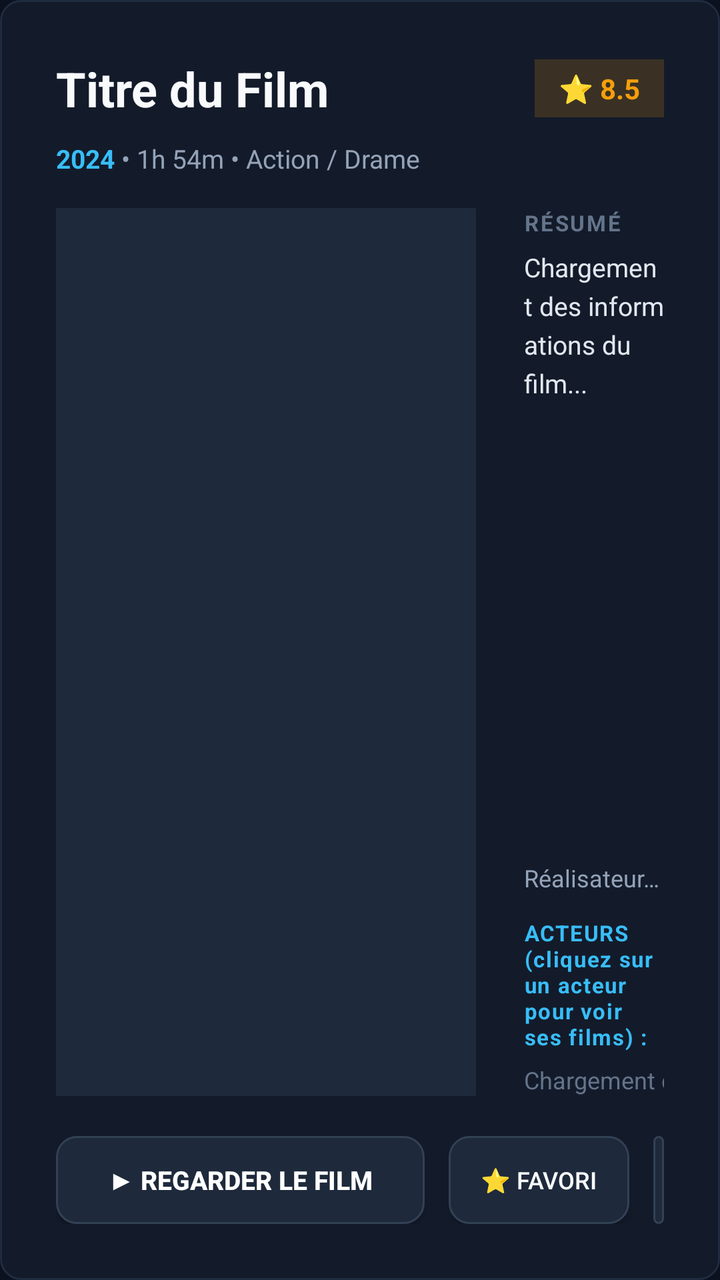
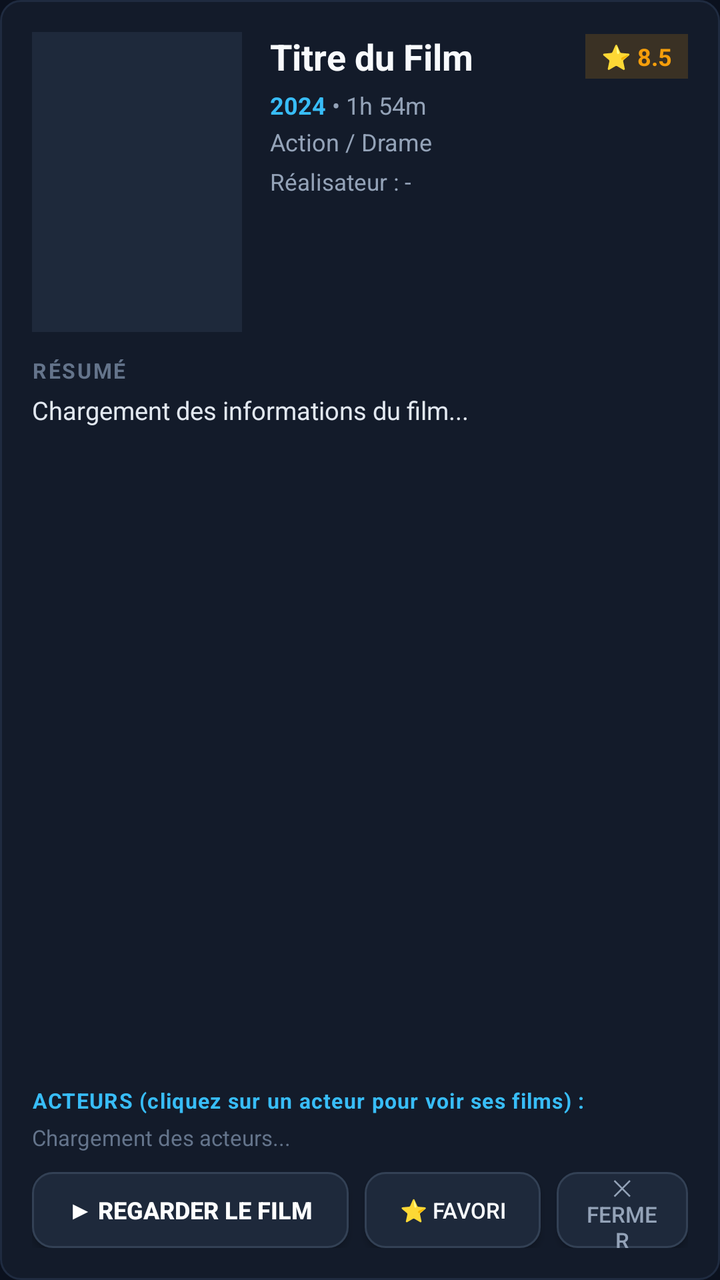

Compare the two renders of this Android layout. The source of the first and the diff that turns it into the second are given below.
<!-- AndroidManifest.xml: application theme AppTheme.NoActionBar -->
<!-- res/layout/dialog_movie_detail.xml -->
<?xml version="1.0" encoding="utf-8"?>
<LinearLayout xmlns:android="http://schemas.android.com/apk/res/android"
    android:layout_width="match_parent"
    android:layout_height="match_parent"
    android:orientation="vertical"
    android:background="@drawable/bg_card"
    android:padding="28dp">

    
    <LinearLayout
        android:layout_width="match_parent"
        android:layout_height="wrap_content"
        android:orientation="horizontal"
        android:gravity="center_vertical"
        android:paddingBottom="10dp">

        <TextView
            android:id="@+id/tv_movie_title"
            android:layout_width="0dp"
            android:layout_height="wrap_content"
            android:layout_weight="1"
            android:text="Titre du Film"
            android:textColor="#F8FAFC"
            android:textSize="24sp"
            android:textStyle="bold"
            android:maxLines="2"
            android:ellipsize="end" />

        <TextView
            android:id="@+id/tv_movie_rating"
            android:layout_width="wrap_content"
            android:layout_height="wrap_content"
            android:text="⭐ 8.5"
            android:textColor="#F59E0B"
            android:textSize="14sp"
            android:textStyle="bold"
            android:paddingStart="12dp"
            android:paddingEnd="12dp"
            android:paddingTop="5dp"
            android:paddingBottom="5dp"
            android:background="#2BF59E0B"
            android:layout_marginStart="14dp" />

    </LinearLayout>

    
    <LinearLayout
        android:layout_width="match_parent"
        android:layout_height="wrap_content"
        android:orientation="horizontal"
        android:gravity="center_vertical"
        android:paddingBottom="16dp">

        <TextView
            android:id="@+id/tv_movie_year"
            android:layout_width="wrap_content"
            android:layout_height="wrap_content"
            android:text="2024"
            android:textColor="#38BDF8"
            android:textSize="13sp"
            android:textStyle="bold" />

        <TextView
            android:id="@+id/tv_movie_duration"
            android:layout_width="wrap_content"
            android:layout_height="wrap_content"
            android:text=" • 1h 54m"
            android:textColor="#94A3B8"
            android:textSize="13sp" />

        <TextView
            android:id="@+id/tv_movie_genre"
            android:layout_width="wrap_content"
            android:layout_height="wrap_content"
            android:text=" • Action / Drame"
            android:textColor="#94A3B8"
            android:textSize="13sp" />

    </LinearLayout>

    
    <LinearLayout
        android:layout_width="match_parent"
        android:layout_height="0dp"
        android:layout_weight="1"
        android:orientation="horizontal">

        
        <ImageView
            android:id="@+id/iv_movie_poster"
            android:layout_width="210dp"
            android:layout_height="match_parent"
            android:scaleType="centerCrop"
            android:background="#1E293B"
            android:layout_marginEnd="24dp" />

        
        <LinearLayout
            android:layout_width="0dp"
            android:layout_height="match_parent"
            android:layout_weight="1"
            android:orientation="vertical">

            <TextView
                android:layout_width="wrap_content"
                android:layout_height="wrap_content"
                android:text="RÉSUMÉ"
                android:textColor="#64748B"
                android:textSize="11sp"
                android:textStyle="bold"
                android:letterSpacing="0.08" />

            <ScrollView
                android:layout_width="match_parent"
                android:layout_height="0dp"
                android:layout_weight="1"
                android:layout_marginTop="6dp"
                android:scrollbars="vertical">

                <TextView
                    android:id="@+id/tv_movie_plot"
                    android:layout_width="match_parent"
                    android:layout_height="wrap_content"
                    android:textColor="#E2E8F0"
                    android:textSize="13sp"
                    android:lineSpacingExtra="4dp"
                    android:text="Chargement des informations du film..." />

            </ScrollView>

            <TextView
                android:id="@+id/tv_movie_director"
                android:layout_width="match_parent"
                android:layout_height="wrap_content"
                android:layout_marginTop="10dp"
                android:textColor="#94A3B8"
                android:textSize="12sp"
                android:text="Réalisateur : -"
                android:maxLines="1"
                android:ellipsize="end" />

            
            <TextView
                android:layout_width="wrap_content"
                android:layout_height="wrap_content"
                android:layout_marginTop="12dp"
                android:text="ACTEURS (cliquez sur un acteur pour voir ses films) :"
                android:textColor="#38BDF8"
                android:textSize="11sp"
                android:textStyle="bold"
                android:letterSpacing="0.05" />

            
            <HorizontalScrollView
                android:id="@+id/hsv_movie_actors"
                android:layout_width="match_parent"
                android:layout_height="wrap_content"
                android:layout_marginTop="6dp"
                android:scrollbars="none">

                <LinearLayout
                    android:id="@+id/layout_actors_container"
                    android:layout_width="wrap_content"
                    android:layout_height="wrap_content"
                    android:orientation="horizontal"
                    android:gravity="center_vertical">

                    <TextView
                        android:id="@+id/tv_movie_cast"
                        android:layout_width="wrap_content"
                        android:layout_height="wrap_content"
                        android:textColor="#64748B"
                        android:textSize="12sp"
                        android:text="Chargement des acteurs..." />

                </LinearLayout>

            </HorizontalScrollView>

            
            <Button
                android:id="@+id/btn_search_actor"
                android:layout_width="wrap_content"
                android:layout_height="34dp"
                android:layout_marginTop="8dp"
                android:text="🔍 Rechercher ce film ou premier acteur"
                android:textColor="#94A3B8"
                android:textSize="11sp"
                android:background="@drawable/bg_button_selector"
                android:paddingStart="12dp"
                android:paddingEnd="12dp"
                android:visibility="gone"
                android:focusable="true" />

        </LinearLayout>

    </LinearLayout>

    
    <LinearLayout
        android:layout_width="match_parent"
        android:layout_height="wrap_content"
        android:orientation="horizontal"
        android:gravity="end|center_vertical"
        android:layout_marginTop="20dp">

        <Button
            android:id="@+id/btn_restart_movie"
            android:layout_width="wrap_content"
            android:layout_height="44dp"
            android:text="↺ Recommencer du début"
            android:textColor="#CBD5E1"
            android:textSize="12sp"
            android:background="@drawable/bg_button_selector"
            android:paddingStart="16dp"
            android:paddingEnd="16dp"
            android:layout_marginEnd="12dp"
            android:visibility="gone"
            android:focusable="true" />

        <Button
            android:id="@+id/btn_play_movie"
            android:layout_width="wrap_content"
            android:layout_height="44dp"
            android:text="▶ Regarder le Film"
            android:textColor="#FFFFFF"
            android:textSize="13sp"
            android:textStyle="bold"
            android:background="@drawable/bg_button_selector"
            android:paddingStart="26dp"
            android:paddingEnd="26dp"
            android:layout_marginEnd="12dp"
            android:focusable="true" />

        <Button
            android:id="@+id/btn_fav_movie"
            android:layout_width="wrap_content"
            android:layout_height="44dp"
            android:text="⭐ Favori"
            android:textColor="#F8FAFC"
            android:textSize="12sp"
            android:background="@drawable/bg_button_selector"
            android:paddingStart="16dp"
            android:paddingEnd="16dp"
            android:layout_marginEnd="12dp"
            android:focusable="true" />

        <Button
            android:id="@+id/btn_close_movie"
            android:layout_width="wrap_content"
            android:layout_height="44dp"
            android:text="✕ Fermer"
            android:textColor="#94A3B8"
            android:textSize="12sp"
            android:background="@drawable/bg_button_selector"
            android:paddingStart="18dp"
            android:paddingEnd="18dp"
            android:focusable="true" />

    </LinearLayout>

</LinearLayout>
<!-- resources referenced by this layout -->
<resources>
  <!-- drawable bg_button_selector (drawable) -->
  <?xml version="1.0" encoding="utf-8"?>
  <selector xmlns:android="http://schemas.android.com/apk/res/android">
      <item android:state_focused="true">
          <shape android:shape="rectangle">
              <solid android:color="#0284C7" />
              <corners android:radius="10dp" />
              <stroke android:width="3dp" android:color="#FFFFFF" />
          </shape>
      </item>
      <item android:state_pressed="true">
          <shape android:shape="rectangle">
              <solid android:color="#0369A1" />
              <corners android:radius="10dp" />
              <stroke android:width="2dp" android:color="#38BDF8" />
          </shape>
      </item>
      <item>
          <shape android:shape="rectangle">
              <solid android:color="#1E293B" />
              <corners android:radius="10dp" />
              <stroke android:width="1dp" android:color="#334155" />
          </shape>
      </item>
  </selector>
  <!-- drawable bg_card (drawable) -->
  <?xml version="1.0" encoding="utf-8"?>
  <shape xmlns:android="http://schemas.android.com/apk/res/android"
      android:shape="rectangle">
      <solid android:color="#131B2A" />
      <corners android:radius="10dp" />
      <stroke android:width="1dp" android:color="#1F2B40" />
  </shape>
  <style name="AppTheme.NoActionBar" parent="Theme.AppCompat.NoActionBar">
          <item name="windowActionBar">false</item>
          <item name="windowNoTitle">true</item>
          <item name="android:windowBackground">#0B111E</item>
          <item name="android:textColor">#F8FAFC</item>
          <item name="alertDialogTheme">@style/DarkAlertDialogTheme</item>
      </style>
  <style name="DarkAlertDialogTheme" parent="Theme.AppCompat.Dialog.Alert">
          <item name="android:background">#131B2A</item>
          <item name="android:textColorPrimary">#F8FAFC</item>
          <item name="android:textColorSecondary">#94A3B8</item>
          <item name="colorAccent">#38BDF8</item>
      </style>
</resources>

<!-- the commit's change to res/layout/dialog_movie_detail.xml (unified diff, before → after) -->
@@ -4,197 +4,196 @@
     android:layout_height="match_parent"
     android:orientation="vertical"
     android:background="@drawable/bg_card"
-    android:padding="28dp">
+    android:padding="16dp">
 
     
     <LinearLayout
         android:layout_width="match_parent"
         android:layout_height="wrap_content"
         android:orientation="horizontal"
-        android:gravity="center_vertical"
-        android:paddingBottom="10dp">
-
-        <TextView
-            android:id="@+id/tv_movie_title"
+        android:paddingBottom="8dp">
+
+        <ImageView
+            android:id="@+id/iv_movie_poster"
+            android:layout_width="105dp"
+            android:layout_height="150dp"
+            android:scaleType="centerCrop"
+            android:background="#1E293B"
+            android:layout_marginEnd="14dp" />
+
+        <LinearLayout
             android:layout_width="0dp"
             android:layout_height="wrap_content"
             android:layout_weight="1"
-            android:text="Titre du Film"
-            android:textColor="#F8FAFC"
-            android:textSize="24sp"
-            android:textStyle="bold"
-            android:maxLines="2"
-            android:ellipsize="end" />
-
-        <TextView
-            android:id="@+id/tv_movie_rating"
-            android:layout_width="wrap_content"
-            android:layout_height="wrap_content"
-            android:text="⭐ 8.5"
-            android:textColor="#F59E0B"
-            android:textSize="14sp"
-            android:textStyle="bold"
-            android:paddingStart="12dp"
-            android:paddingEnd="12dp"
-            android:paddingTop="5dp"
-            android:paddingBottom="5dp"
-            android:background="#2BF59E0B"
-            android:layout_marginStart="14dp" />
-
-    </LinearLayout>
-
-    
-    <LinearLayout
-        android:layout_width="match_parent"
-        android:layout_height="wrap_content"
-        android:orientation="horizontal"
-        android:gravity="center_vertical"
-        android:paddingBottom="16dp">
-
-        <TextView
-            android:id="@+id/tv_movie_year"
-            android:layout_width="wrap_content"
-            android:layout_height="wrap_content"
-            android:text="2024"
-            android:textColor="#38BDF8"
-            android:textSize="13sp"
-            android:textStyle="bold" />
-
-        <TextView
-            android:id="@+id/tv_movie_duration"
-            android:layout_width="wrap_content"
-            android:layout_height="wrap_content"
-            android:text=" • 1h 54m"
-            android:textColor="#94A3B8"
-            android:textSize="13sp" />
-
-        <TextView
-            android:id="@+id/tv_movie_genre"
-            android:layout_width="wrap_content"
-            android:layout_height="wrap_content"
-            android:text=" • Action / Drame"
-            android:textColor="#94A3B8"
-            android:textSize="13sp" />
-
-    </LinearLayout>
-
-    
-    <LinearLayout
-        android:layout_width="match_parent"
-        android:layout_height="0dp"
-        android:layout_weight="1"
-        android:orientation="horizontal">
-
-        
-        <ImageView
-            android:id="@+id/iv_movie_poster"
-            android:layout_width="210dp"
-            android:layout_height="match_parent"
-            android:scaleType="centerCrop"
-            android:background="#1E293B"
-            android:layout_marginEnd="24dp" />
-
-        
-        <LinearLayout
-            android:layout_width="0dp"
-            android:layout_height="match_parent"
-            android:layout_weight="1"
             android:orientation="vertical">
 
+            <LinearLayout
+                android:layout_width="match_parent"
+                android:layout_height="wrap_content"
+                android:orientation="horizontal"
+                android:gravity="center_vertical">
+
+                <TextView
+                    android:id="@+id/tv_movie_title"
+                    android:layout_width="0dp"
+                    android:layout_height="wrap_content"
+                    android:layout_weight="1"
+                    android:text="Titre du Film"
+                    android:textColor="#F8FAFC"
+                    android:textSize="18sp"
+                    android:textStyle="bold"
+                    android:maxLines="2"
+                    android:ellipsize="end" />
+
+                <TextView
+                    android:id="@+id/tv_movie_rating"
+                    android:layout_width="wrap_content"
+                    android:layout_height="wrap_content"
+                    android:text="⭐ 8.5"
+                    android:textColor="#F59E0B"
+                    android:textSize="12sp"
+                    android:textStyle="bold"
+                    android:paddingStart="8dp"
+                    android:paddingEnd="8dp"
+                    android:paddingTop="3dp"
+                    android:paddingBottom="3dp"
+                    android:background="#2BF59E0B"
+                    android:layout_marginStart="8dp" />
+
+            </LinearLayout>
+
+            <LinearLayout
+                android:layout_width="match_parent"
+                android:layout_height="wrap_content"
+                android:orientation="horizontal"
+                android:layout_marginTop="4dp">
+
+                <TextView
+                    android:id="@+id/tv_movie_year"
+                    android:layout_width="wrap_content"
+                    android:layout_height="wrap_content"
+                    android:text="2024"
+                    android:textColor="#38BDF8"
+                    android:textSize="12sp"
+                    android:textStyle="bold" />
+
+                <TextView
+                    android:id="@+id/tv_movie_duration"
+                    android:layout_width="wrap_content"
+                    android:layout_height="wrap_content"
+                    android:text=" • 1h 54m"
+                    android:textColor="#94A3B8"
+                    android:textSize="12sp" />
+
+            </LinearLayout>
+
             <TextView
-                android:layout_width="wrap_content"
-                android:layout_height="wrap_content"
-                android:text="RÉSUMÉ"
-                android:textColor="#64748B"
-                android:textSize="11sp"
-                android:textStyle="bold"
-                android:letterSpacing="0.08" />
-
-            <ScrollView
-                android:layout_width="match_parent"
-                android:layout_height="0dp"
-                android:layout_weight="1"
-                android:layout_marginTop="6dp"
-                android:scrollbars="vertical">
-
-                <TextView
-                    android:id="@+id/tv_movie_plot"
-                    android:layout_width="match_parent"
-                    android:layout_height="wrap_content"
-                    android:textColor="#E2E8F0"
-                    android:textSize="13sp"
-                    android:lineSpacingExtra="4dp"
-                    android:text="Chargement des informations du film..." />
-
-            </ScrollView>
+                android:id="@+id/tv_movie_genre"
+                android:layout_width="match_parent"
+                android:layout_height="wrap_content"
+                android:text="Action / Drame"
+                android:textColor="#94A3B8"
+                android:textSize="12sp"
+                android:layout_marginTop="2dp"
+                android:maxLines="1"
+                android:ellipsize="end" />
 
             <TextView
                 android:id="@+id/tv_movie_director"
                 android:layout_width="match_parent"
                 android:layout_height="wrap_content"
-                android:layout_marginTop="10dp"
+                android:layout_marginTop="4dp"
                 android:textColor="#94A3B8"
-                android:textSize="12sp"
+                android:textSize="11.5sp"
                 android:text="Réalisateur : -"
                 android:maxLines="1"
                 android:ellipsize="end" />
 
-            
+        </LinearLayout>
+
+    </LinearLayout>
+
+    
+    <TextView
+        android:layout_width="wrap_content"
+        android:layout_height="wrap_content"
+        android:text="RÉSUMÉ"
+        android:textColor="#64748B"
+        android:textSize="10.5sp"
+        android:textStyle="bold"
+        android:letterSpacing="0.08"
+        android:layout_marginTop="4dp" />
+
+    <ScrollView
+        android:layout_width="match_parent"
+        android:layout_height="0dp"
+        android:layout_weight="1"
+        android:layout_marginTop="4dp"
+        android:scrollbars="vertical">
+
+        <TextView
+            android:id="@+id/tv_movie_plot"
+            android:layout_width="match_parent"
+            android:layout_height="wrap_content"
+            android:textColor="#E2E8F0"
+            android:textSize="12.5sp"
+            android:lineSpacingExtra="3dp"
+            android:text="Chargement des informations du film..." />
+
+    </ScrollView>
+
+    
+    <TextView
+        android:layout_width="wrap_content"
+        android:layout_height="wrap_content"
+        android:layout_marginTop="8dp"
+        android:text="ACTEURS (cliquez sur un acteur pour voir ses films) :"
+        android:textColor="#38BDF8"
+        android:textSize="10.5sp"
+        android:textStyle="bold"
+        android:letterSpacing="0.04" />
+
+    
+    <HorizontalScrollView
+        android:id="@+id/hsv_movie_actors"
+        android:layout_width="match_parent"
+        android:layout_height="wrap_content"
+        android:layout_marginTop="4dp"
+        android:scrollbars="none">
+
+        <LinearLayout
+            android:id="@+id/layout_actors_container"
+            android:layout_width="wrap_content"
+            android:layout_height="wrap_content"
+            android:orientation="horizontal"
+            android:gravity="center_vertical">
+
             <TextView
+                android:id="@+id/tv_movie_cast"
                 android:layout_width="wrap_content"
                 android:layout_height="wrap_content"
-                android:layout_marginTop="12dp"
-                android:text="ACTEURS (cliquez sur un acteur pour voir ses films) :"
-                android:textColor="#38BDF8"
+                android:textColor="#64748B"
                 android:textSize="11sp"
-                android:textStyle="bold"
-                android:letterSpacing="0.05" />
-
-            
-            <HorizontalScrollView
-                android:id="@+id/hsv_movie_actors"
-                android:layout_width="match_parent"
-                android:layout_height="wrap_content"
-                android:layout_marginTop="6dp"
-                android:scrollbars="none">
-
-                <LinearLayout
-                    android:id="@+id/layout_actors_container"
-                    android:layout_width="wrap_content"
-                    android:layout_height="wrap_content"
-                    android:orientation="horizontal"
-                    android:gravity="center_vertical">
-
-                    <TextView
-                        android:id="@+id/tv_movie_cast"
-                        android:layout_width="wrap_content"
-                        android:layout_height="wrap_content"
-                        android:textColor="#64748B"
-                        android:textSize="12sp"
-                        android:text="Chargement des acteurs..." />
-
-                </LinearLayout>
-
-            </HorizontalScrollView>
-
-            
-            <Button
-                android:id="@+id/btn_search_actor"
-                android:layout_width="wrap_content"
-                android:layout_height="34dp"
-                android:layout_marginTop="8dp"
-                android:text="🔍 Rechercher ce film ou premier acteur"
-                android:textColor="#94A3B8"
-                android:textSize="11sp"
-                android:background="@drawable/bg_button_selector"
-                android:paddingStart="12dp"
-                android:paddingEnd="12dp"
-                android:visibility="gone"
-                android:focusable="true" />
+                android:text="Chargement des acteurs..." />
 
         </LinearLayout>
 
-    </LinearLayout>
+    </HorizontalScrollView>
+
+    
+    <Button
+        android:id="@+id/btn_search_actor"
+        android:layout_width="wrap_content"
+        android:layout_height="32dp"
+        android:layout_marginTop="4dp"
+        android:text="🔍 Rechercher ce film ou premier acteur"
+        android:textColor="#94A3B8"
+        android:textSize="10.5sp"
+        android:background="@drawable/bg_button_selector"
+        android:paddingStart="10dp"
+        android:paddingEnd="10dp"
+        android:visibility="gone"
+        android:focusable="true" />
 
     
     <LinearLayout
@@ -202,59 +201,59 @@
         android:layout_height="wrap_content"
         android:orientation="horizontal"
         android:gravity="end|center_vertical"
-        android:layout_marginTop="20dp">
+        android:layout_marginTop="10dp">
 
         <Button
             android:id="@+id/btn_restart_movie"
             android:layout_width="wrap_content"
-            android:layout_height="44dp"
-            android:text="↺ Recommencer du début"
+            android:layout_height="38dp"
+            android:text="↺ Recommencer"
             android:textColor="#CBD5E1"
-            android:textSize="12sp"
-            android:background="@drawable/bg_button_selector"
-            android:paddingStart="16dp"
-            android:paddingEnd="16dp"
-            android:layout_marginEnd="12dp"
+            android:textSize="11sp"
+            android:background="@drawable/bg_button_selector"
+            android:paddingStart="12dp"
+            android:paddingEnd="12dp"
+            android:layout_marginEnd="8dp"
             android:visibility="gone"
             android:focusable="true" />
 
         <Button
             android:id="@+id/btn_play_movie"
             android:layout_width="wrap_content"
-            android:layout_height="44dp"
+            android:layout_height="38dp"
             android:text="▶ Regarder le Film"
             android:textColor="#FFFFFF"
-            android:textSize="13sp"
+            android:textSize="12sp"
             android:textStyle="bold"
             android:background="@drawable/bg_button_selector"
-            android:paddingStart="26dp"
-            android:paddingEnd="26dp"
-            android:layout_marginEnd="12dp"
+            android:paddingStart="18dp"
+            android:paddingEnd="18dp"
+            android:layout_marginEnd="8dp"
             android:focusable="true" />
 
         <Button
             android:id="@+id/btn_fav_movie"
             android:layout_width="wrap_content"
-            android:layout_height="44dp"
+            android:layout_height="38dp"
             android:text="⭐ Favori"
             android:textColor="#F8FAFC"
-            android:textSize="12sp"
-            android:background="@drawable/bg_button_selector"
-            android:paddingStart="16dp"
-            android:paddingEnd="16dp"
-            android:layout_marginEnd="12dp"
+            android:textSize="11sp"
+            android:background="@drawable/bg_button_selector"
+            android:paddingStart="12dp"
+            android:paddingEnd="12dp"
+            android:layout_marginEnd="8dp"
             android:focusable="true" />
 
         <Button
             android:id="@+id/btn_close_movie"
             android:layout_width="wrap_content"
-            android:layout_height="44dp"
+            android:layout_height="38dp"
             android:text="✕ Fermer"
             android:textColor="#94A3B8"
-            android:textSize="12sp"
-            android:background="@drawable/bg_button_selector"
-            android:paddingStart="18dp"
-            android:paddingEnd="18dp"
+            android:textSize="11sp"
+            android:background="@drawable/bg_button_selector"
+            android:paddingStart="14dp"
+            android:paddingEnd="14dp"
             android:focusable="true" />
 
     </LinearLayout>
